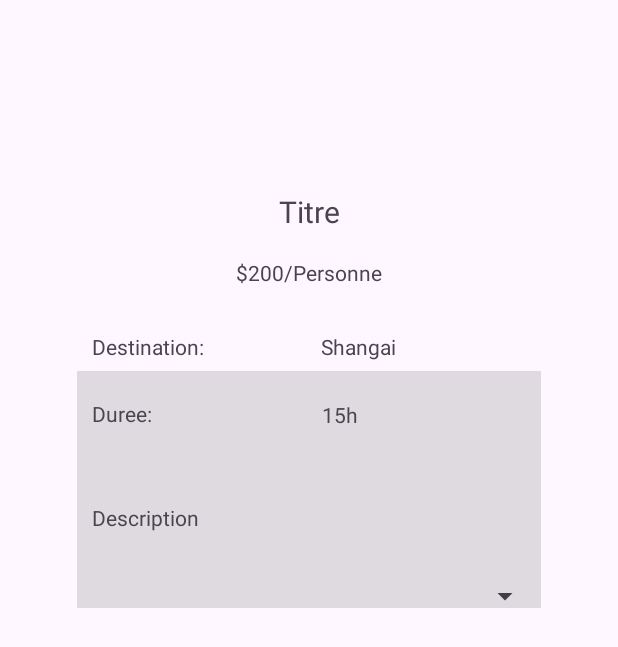
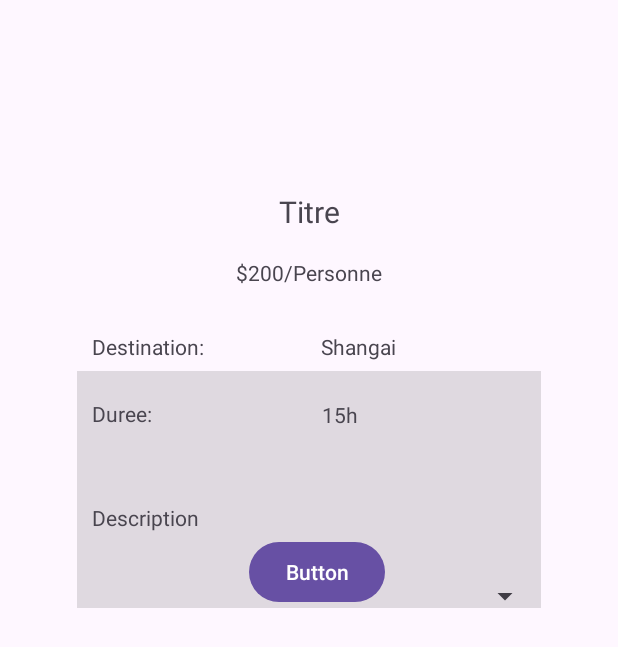
Before and after one commit to ikea400/TCH057-AgenceTouristique, an Android app: the DetailActivity screen opened directly, with no data from a screen before it, on a phone screen of 412 x 824 dp. Shown: the top 647 px of the screen. Run offline under Robolectric (Android 15) with nearby library versions, the phone set to English and light mode, and no system bars; 1 statement that could not run was skipped.

Commit message:
Ajout d'un bouton pour réserver

```diff
--- a/app/src/main/res/layout/activity_detail.xml
+++ b/app/src/main/res/layout/activity_detail.xml
@@ -130,6 +130,15 @@
                 app:layout_constraintStart_toStartOf="@+id/lblDescriptionDetailVoyage"
                 app:layout_constraintTop_toBottomOf="@+id/lblDescriptionDetailVoyage" />
 
+            <Button
+                android:id="@+id/button"
+                android:layout_width="wrap_content"
+                android:layout_height="wrap_content"
+                android:text="Button"
+                app:layout_constraintBottom_toBottomOf="@+id/BackgroundDetailVoyage"
+                app:layout_constraintEnd_toEndOf="@+id/spDetailDates"
+                app:layout_constraintStart_toStartOf="@+id/spDetailDates" />
+
         </androidx.constraintlayout.widget.ConstraintLayout>
     </ScrollView>
 
```
